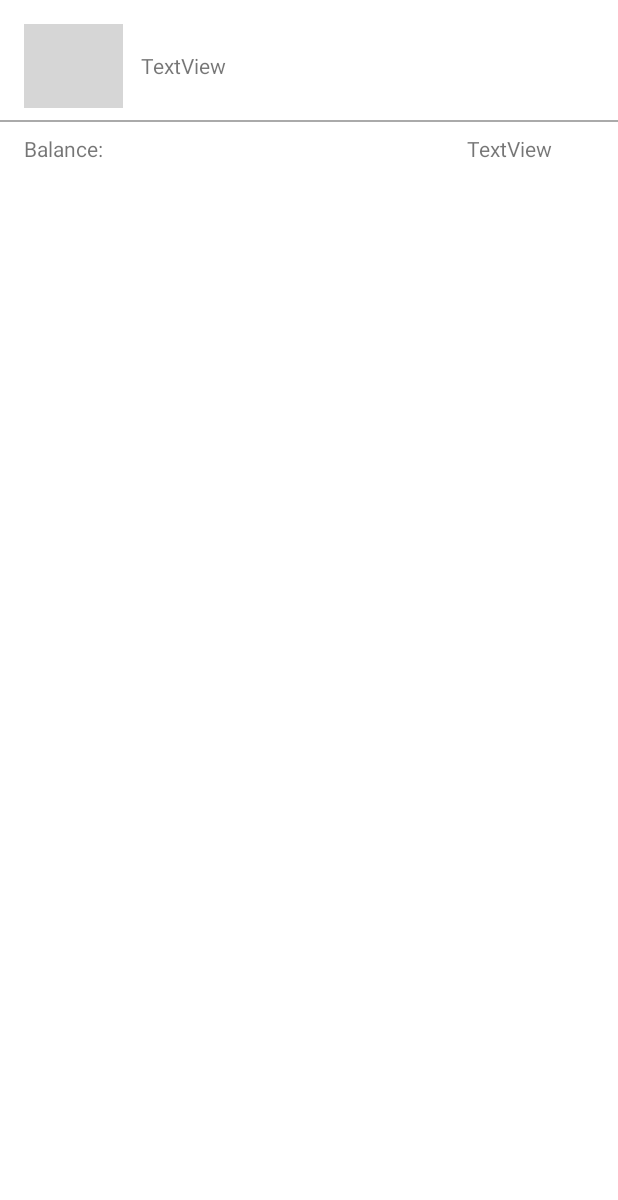
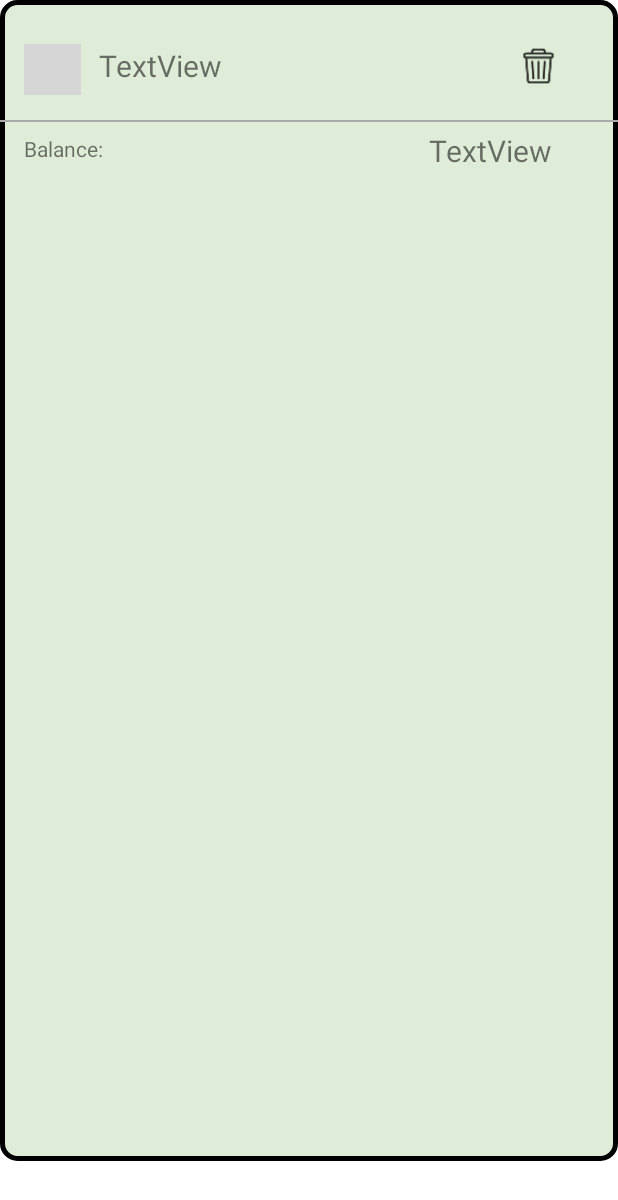
Before and after one commit to DenisSurina/SmartExpenses, an Android app: the layout account_brief_view.xml on its own in the app's theme, with its tools: preview values and no code run, on a phone screen of 412 x 824 dp. Shown: the top 1200 px of the screen. Run offline under Robolectric (Android 15) with nearby library versions, the phone set to English and light mode, and no system bars; grey boxes are pictures that could not be loaded.

Commit message:
Account brief view more beautiful

```diff
--- a/app/build.gradle
+++ b/app/build.gradle
@@ -71,6 +71,7 @@
     implementation "androidx.lifecycle:lifecycle-livedata-ktx:2.4.0"
 
 
+    implementation 'com.squareup.picasso:picasso:2.71828'
 
 
 }
--- /dev/null
+++ b/app/src/main/res/drawable/generic_brief_view_background.xml
@@ -0,0 +1,10 @@
+<?xml version="1.0" encoding="utf-8"?>
+<shape xmlns:android="http://schemas.android.com/apk/res/android">
+    <solid android:color="#dfecd7"/> <!-- Background color -->
+
+    <corners android:radius="10dp"/> <!-- Corner radius -->
+
+    <stroke
+        android:width="3dp"
+        android:color="#000000"/> <!-- Border color and width -->
+</shape>
--- /dev/null
+++ b/app/src/main/res/drawable/icons_background.xml
@@ -0,0 +1,5 @@
+<?xml version="1.0" encoding="utf-8"?>
+<shape xmlns:android="http://schemas.android.com/apk/res/android">
+    <solid android:color="#FFFFFF"/> <!-- Background color -->
+    <corners android:radius="30dp"/> <!-- Corner radius -->
+</shape>
--- a/app/src/main/res/layout/account_brief_view.xml
+++ b/app/src/main/res/layout/account_brief_view.xml
@@ -3,27 +3,31 @@
     xmlns:app="http://schemas.android.com/apk/res-auto"
     xmlns:tools="http://schemas.android.com/tools"
     android:layout_width="match_parent"
-    android:layout_height="match_parent">
+    android:layout_height="match_parent"
+    android:layout_marginBottom="50dp"
+    android:background="@drawable/generic_brief_view_background">
+
 
     <ImageView
         android:id="@+id/account_brief_view_icon"
-        android:layout_width="66dp"
-        android:layout_height="56dp"
+        android:layout_width="38dp"
+        android:layout_height="34dp"
         android:layout_marginStart="16dp"
-        android:layout_marginTop="16dp"
+        android:layout_marginTop="29dp"
         app:layout_constraintStart_toStartOf="parent"
         app:layout_constraintTop_toTopOf="parent"
+        android:background="@drawable/icons_background"
         tools:srcCompat="@tools:sample/backgrounds/scenic" />
-
 
     <TextView
         android:id="@+id/account_brief_view_name"
-        android:layout_width="85dp"
+        android:layout_width="280dp"
         android:layout_height="31dp"
         android:layout_marginStart="12dp"
         android:layout_marginTop="28dp"
         android:text="TextView"
         android:gravity="center_vertical"
+        android:textSize="20dp"
         app:layout_constraintStart_toEndOf="@+id/account_brief_view_icon"
         app:layout_constraintTop_toTopOf="parent" />
 
@@ -50,10 +54,27 @@
         android:id="@+id/account_brief_view_total_balance"
         android:layout_width="wrap_content"
         android:layout_height="wrap_content"
-        android:layout_marginTop="8dp"
+        android:layout_marginTop="5dp"
         android:layout_marginEnd="44dp"
         android:text="TextView"
+        android:textSize="20dp"
         app:layout_constraintEnd_toEndOf="parent"
+        android:inputType="number"
         app:layout_constraintTop_toBottomOf="@+id/view" />
 
+    <View
+        android:layout_width="match_parent"
+        android:layout_height="15dp"
+        app:layout_constraintTop_toBottomOf="@+id/view"
+        android:layout_marginTop="35dp"/>
+
+    <ImageView
+        android:id="@+id/delete_account_image_view"
+        android:layout_width="26dp"
+        android:layout_height="29dp"
+        android:layout_marginTop="29dp"
+        android:src="@drawable/trash_can_icon"
+        app:layout_constraintStart_toEndOf="@+id/account_brief_view_name"
+        app:layout_constraintTop_toTopOf="parent" />
+
 </androidx.constraintlayout.widget.ConstraintLayout>
```
Also changed, not shown: app/src/main/java/faks/android/smartexpenses/contoller/AccountManagementActivity.kt (+51 -2 lines), app/src/main/java/faks/android/smartexpenses/contoller/ImageTransformer.kt (added, +29 -0 lines).
